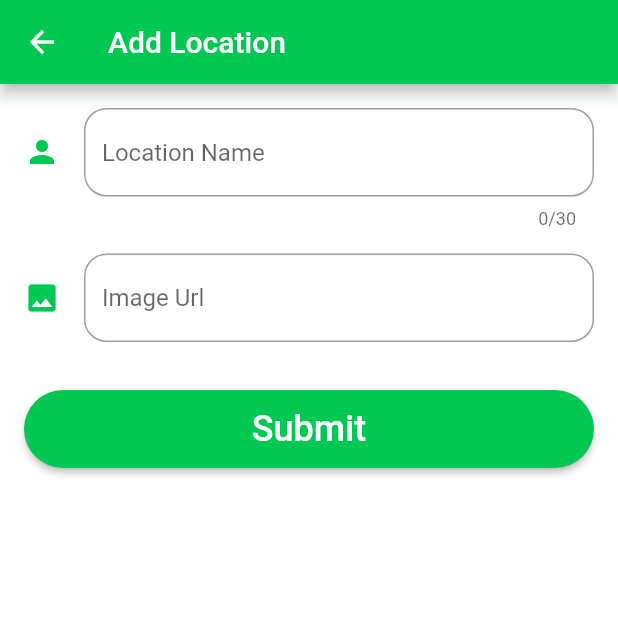
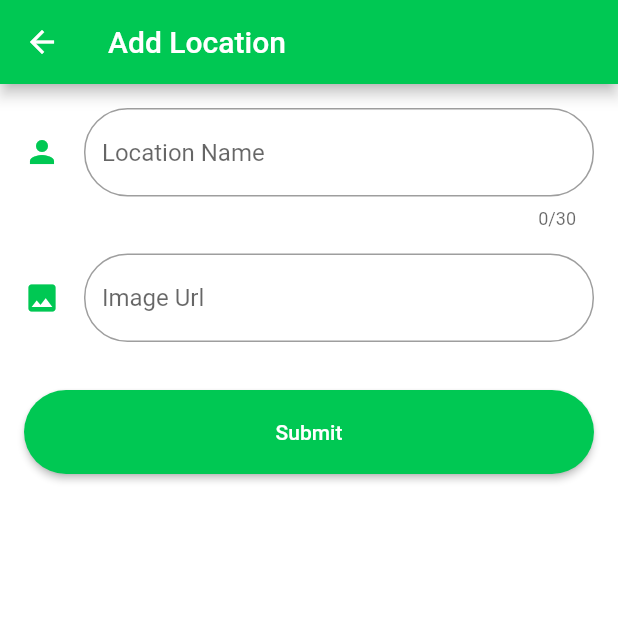
Before and after one commit to Daniel35Joseph/GreenPlanet, a Flutter app: the AddLocation screen opened directly, on a phone screen of 412 x 824 dp, the top half of it. Run offline on Flutter 3.47's test engine with Material 2 defaults, Android fonts, the phone set to English and light mode, and no system bars; our stand-ins replace flutter_svg.

Commit message:
Fixing buttons and fields in addLocation

```diff
--- a/lib/Screens/Pages/addLocation.dart
+++ b/lib/Screens/Pages/addLocation.dart
@@ -49,7 +49,9 @@ class _MainPageState extends State<AddLocation> {
       );
 
   Widget buildTitle() => TextFormField(
+        scrollPadding: EdgeInsets.symmetric(horizontal: 20, vertical: 5),
         cursorColor: kPrimaryColor,
+        cursorWidth: 0.8,
         decoration: InputDecoration(
           icon: new Icon(
             Icons.person,
@@ -57,13 +59,14 @@ class _MainPageState extends State<AddLocation> {
           ),
           hintText: "Location Name",
           border: OutlineInputBorder(
-            borderRadius: BorderRadius.circular(15.0),
+            borderRadius: BorderRadius.circular(29),
             borderSide: new BorderSide(
               color: kPrimaryColor,
               width: 5.0,
             ),
           ),
         ),
+
         // errorBorder:
         //     OutlineInputBorder(borderSide: BorderSide(color: Colors.purple)),
         // focusedErrorBorder:
@@ -83,6 +86,8 @@ class _MainPageState extends State<AddLocation> {
 
   Widget buildImage() => TextFormField(
         cursorColor: kPrimaryColor,
+        cursorWidth: 0.8,
+        scrollPadding: EdgeInsets.symmetric(horizontal: 20, vertical: 15),
         decoration: InputDecoration(
           icon: new Icon(
             Icons.image,
@@ -90,7 +95,7 @@ class _MainPageState extends State<AddLocation> {
           ),
           hintText: "Image Url",
           border: OutlineInputBorder(
-            borderRadius: BorderRadius.circular(15.0),
+            borderRadius: BorderRadius.circular(29),
             borderSide: new BorderSide(
               color: kPrimaryColor,
               width: 5.0,
--- a/lib/widget/button_widget.dart
+++ b/lib/widget/button_widget.dart
@@ -1,4 +1,5 @@
 import 'package:flutter/material.dart';
+import 'package:flutter_auth/constants.dart';
 
 class ButtonWidget extends StatelessWidget {
   final String text;
@@ -14,11 +15,11 @@ class ButtonWidget extends StatelessWidget {
   Widget build(BuildContext context) => RaisedButton(
         child: Text(
           text,
-          style: TextStyle(fontSize: 24),
+          style: TextStyle(fontSize: 14, fontWeight: FontWeight.w500),
         ),
         shape: StadiumBorder(),
-        color: Theme.of(context).primaryColor,
-        padding: EdgeInsets.symmetric(horizontal: 16, vertical: 12),
+        color: kPrimaryColor,
+        padding: EdgeInsets.symmetric(horizontal: 40, vertical: 20),
         textColor: Colors.white,
         onPressed: onClicked,
       );
```
